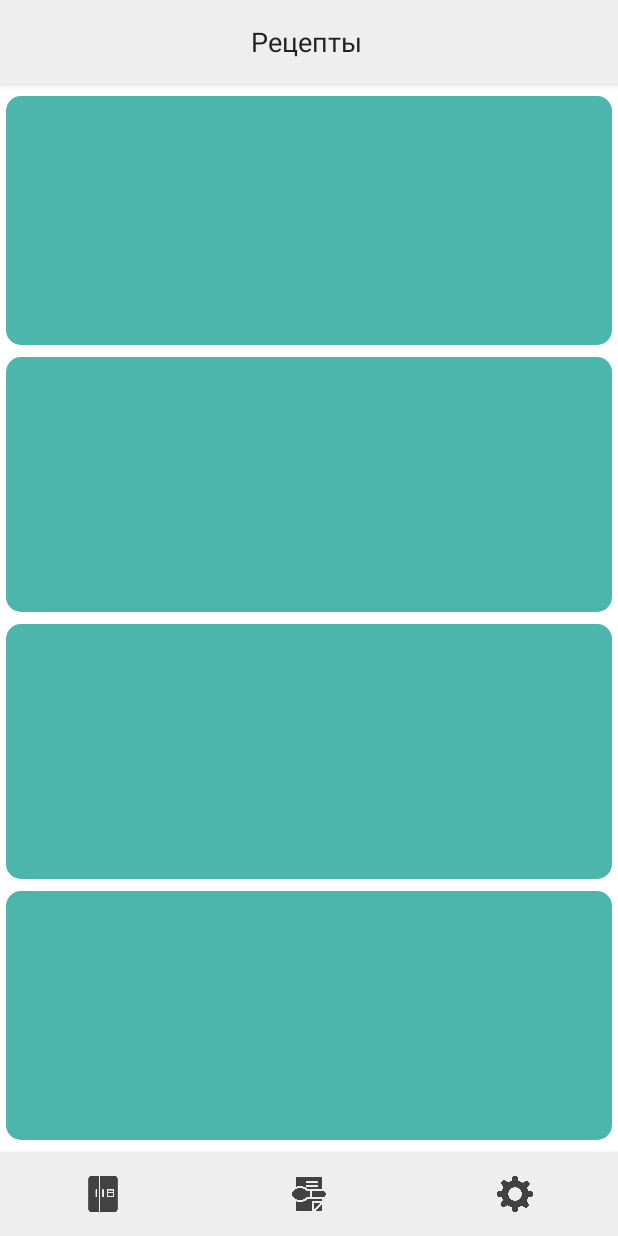
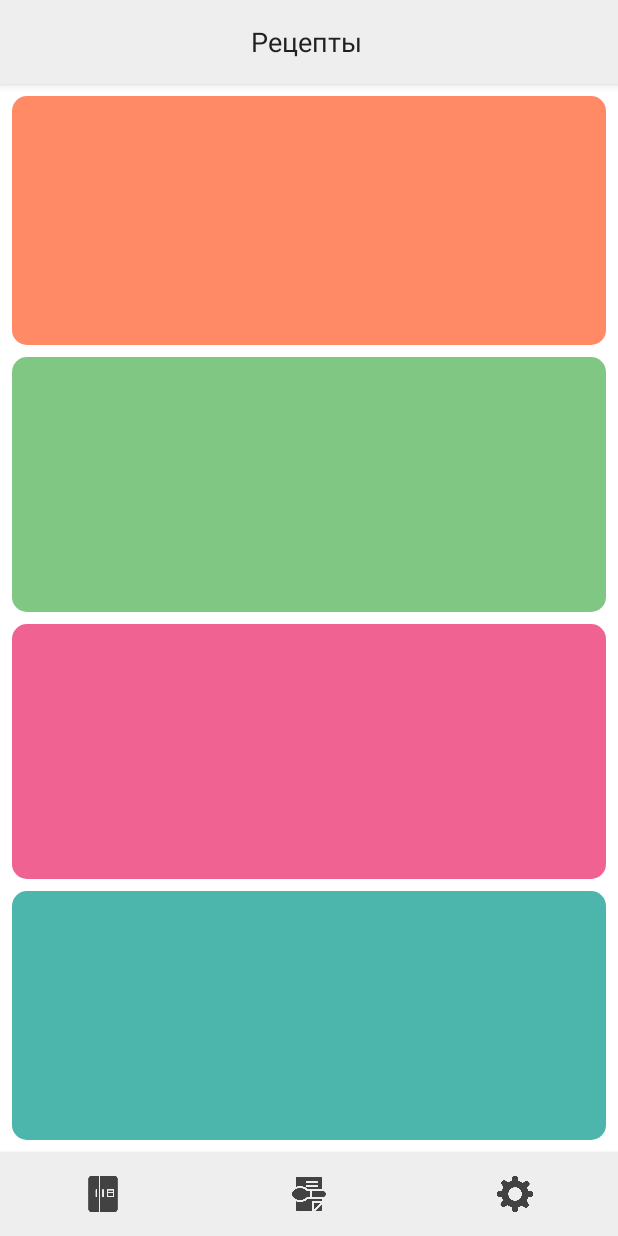
Before and after one commit to Hiplice/nonameproject, an Android app: the screen it shows after launch (MainActivity), item 2 of the bottom bar chosen, on a phone screen of 412 x 824 dp. Run offline under Robolectric (Android 15) with nearby library versions, the phone set to English and light mode, and no system bars.

Commit message:
design changed

```diff
--- a/app/src/main/AndroidManifest.xml
+++ b/app/src/main/AndroidManifest.xml
@@ -2,8 +2,10 @@
 <manifest xmlns:android="http://schemas.android.com/apk/res/android"
     xmlns:tools="http://schemas.android.com/tools"
     package="com.example.user.freedge">
+
     <uses-permission android:name="android.permission.INTERNET" />
     <uses-permission android:name="android.permission.ACCESS_NETWORK_STATE" />
+
     <application
         android:icon="@mipmap/ic_launcher"
         android:label="@string/app_name"
--- a/app/src/main/res/layout/recipes_fragment.xml
+++ b/app/src/main/res/layout/recipes_fragment.xml
@@ -11,38 +11,49 @@
         android:id="@+id/available_recipes"
         android:layout_width="match_parent"
         android:layout_height="wrap_content"
-        android:layout_marginStart="4dp"
+        android:layout_marginStart="8dp"
         android:layout_marginTop="8dp"
-        android:layout_marginEnd="4dp"
+        android:layout_marginEnd="8dp"
         android:layout_marginBottom="4dp"
         android:layout_weight="1"
         android:background="@drawable/menu_rectangle_element"
-        tools:outlineAmbientShadowColor="@color/categoryGrass"/>
+        android:backgroundTint="@color/categoryFruit"
+        android:onClick="onAvailable" />
 
 
     <View
         android:id="@+id/all_recipes"
         android:layout_width="match_parent"
         android:layout_height="wrap_content"
-        android:layout_margin="4dp"
+        android:layout_marginStart="8dp"
+        android:layout_marginTop="4dp"
+        android:layout_marginEnd="8dp"
+        android:layout_marginBottom="4dp"
         android:layout_weight="1"
-        android:background="@drawable/menu_rectangle_element" />
+        android:background="@drawable/menu_rectangle_element"
+        android:backgroundTint="@color/categoryGrass"
+        android:onClick="onList"/>
 
     <View
         android:id="@+id/favourites"
         android:layout_width="match_parent"
         android:layout_height="wrap_content"
-        android:layout_margin="4dp"
+        android:layout_marginStart="8dp"
+        android:layout_marginTop="4dp"
+        android:layout_marginEnd="8dp"
+        android:layout_marginBottom="4dp"
         android:layout_weight="1"
-        android:background="@drawable/menu_rectangle_element" />
+        android:background="@drawable/menu_rectangle_element"
+        android:backgroundTint="@color/categorySweet"
+        android:onClick="onFavourites"/>
 
     <View
         android:id="@+id/selections"
         android:layout_width="match_parent"
         android:layout_height="wrap_content"
-        android:layout_marginStart="4dp"
+        android:layout_marginStart="8dp"
         android:layout_marginTop="4dp"
-        android:layout_marginEnd="4dp"
+        android:layout_marginEnd="8dp"
         android:layout_marginBottom="8dp"
         android:layout_weight="1"
         android:background="@drawable/menu_rectangle_element" />
--- a/app/src/main/res/layout/recipes_list_fragment.xml
+++ b/app/src/main/res/layout/recipes_list_fragment.xml
@@ -3,7 +3,8 @@
     xmlns:android="http://schemas.android.com/apk/res/android"
     android:layout_width="match_parent"
     android:layout_height="match_parent"
-    android:orientation="vertical">
+    android:orientation="vertical"
+    android:id = "@+id/recipes_list">
 
 
 </android.support.constraint.ConstraintLayout>
--- a/app/src/main/res/values/strings.xml
+++ b/app/src/main/res/values/strings.xml
@@ -82,4 +82,7 @@
     <string name="appbar_products">Продукты</string>
     <string name="appbar_recipes">Рецепты</string>
     <string name="appbar_settings">Настройки</string>
+    <string name="available">Доступные рецепты</string>
+    <string name="list">Все рецепты</string>
+    <string name="favourites">Избранное</string>
 </resources>
```
Also changed, not shown: app/src/main/java/com/example/user/freedge/MainActivity.java (+26 -0 lines), app/src/main/res/layout/products_fragment.xml (+1 -11 lines), app/src/main/res/drawable/plus_icon.png (added).
